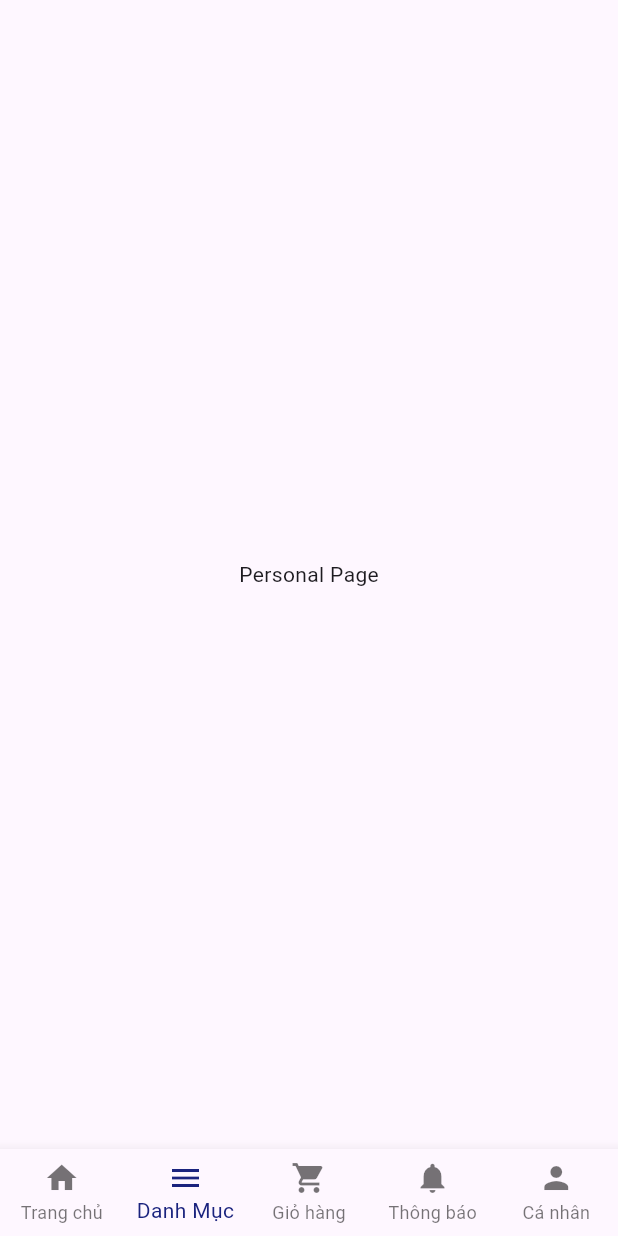
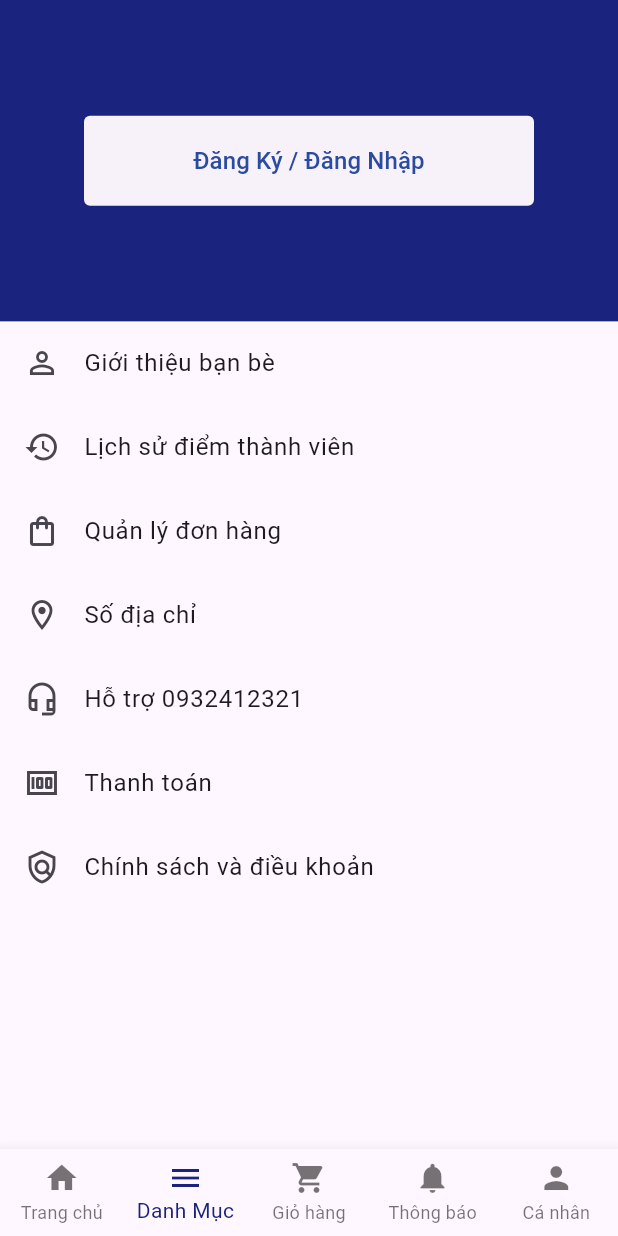
Before and after one commit to hie2907/flutter-app-technology, a Flutter app: the screen it shows after launch, item 2 of the bottom bar chosen, on a phone screen of 412 x 824 dp. Run offline on Flutter 3.47's test engine with Material 3 defaults, Android fonts, the light colour scheme and no system bars; drawn by our look-alikes of overlay_support; our stand-ins replace carousel_slider, dio, firebase_core, firebase_messaging, get; accounts and stored records are empty; network calls fail.

Commit message:
interface personal

```diff
--- a/lib/views/personal/personal_page.dart
+++ b/lib/views/personal/personal_page.dart
@@ -1,13 +1,85 @@
 import 'package:flutter/material.dart';
+import 'package:techonology_equipment/views/payments/personal_payment.dart';
+import 'package:techonology_equipment/views/personal/widgets/personal_menu_item.dart';
+import 'package:get/get.dart';
 
 class PersonalPage extends StatelessWidget {
   const PersonalPage({super.key});
 
   @override
   Widget build(BuildContext context) {
-    return const Scaffold(
-      body: Center(
-        child: Text('Personal Page'),
+    return Scaffold(
+      body: Column(
+        children: [
+          Container(
+            color: const Color(0xFF1a237e),
+            height: MediaQuery.of(context).size.height * 0.26,
+            width: double.infinity,
+            child: Center(
+              child: ElevatedButton(
+                onPressed: () {},
+                style: ElevatedButton.styleFrom(
+                  foregroundColor: const Color(0xFF2A4BA0),
+                  minimumSize: const Size(300, 60),
+                  shape: RoundedRectangleBorder(
+                    borderRadius: BorderRadius.circular(4),
+                  ),
+                  elevation: 0,
+                ),
+                child: const Text(
+                  'Đăng Ký / Đăng Nhập',
+                  style: TextStyle(
+                    fontSize: 16,
+                    fontWeight: FontWeight.w500,
+                  ),
+                ),
+              ),
+            ),
+          ),
+          Expanded(
+            child: ListView(
+              children: [
+                MenuItem(
+                  icon: Icons.person_outline,
+                  title: 'Giới thiệu bạn bè',
+                  onTap: () {},
+                ),
+                MenuItem(
+                  icon: Icons.history,
+                  title: 'Lịch sử điểm thành viên',
+                  onTap: () {},
+                ),
+                MenuItem(
+                  icon: Icons.shopping_bag_outlined,
+                  title: 'Quản lý đơn hàng',
+                  onTap: () {},
+                ),
+                MenuItem(
+                  icon: Icons.location_on_outlined,
+                  title: 'Số địa chỉ',
+                  onTap: () {},
+                ),
+                MenuItem(
+                  icon: Icons.headset_mic_outlined,
+                  title: 'Hỗ trợ 0932412321',
+                  onTap: () {},
+                ),
+                MenuItem(
+                  icon: Icons.money_outlined,
+                  title: 'Thanh toán',
+                  onTap: () {
+                    Get.to(() => const PersonalPayment());
+                  },
+                ),
+                MenuItem(
+                  icon: Icons.policy_outlined,
+                  title: 'Chính sách và điều khoản',
+                  onTap: () {},
+                ),
+              ],
+            ),
+          ),
+        ],
       ),
     );
   }
--- /dev/null
+++ b/lib/views/personal/widgets/personal_menu_item.dart
@@ -0,0 +1,24 @@
+import 'package:flutter/material.dart';
+
+class MenuItem extends StatelessWidget {
+  final IconData icon;
+  final String title;
+  final Function onTap;
+
+  const MenuItem(
+      {super.key,
+      required this.icon,
+      required this.title,
+      required this.onTap});
+
+  @override
+  Widget build(BuildContext context) {
+    return ListTile(
+      leading: Icon(icon),
+      title: Text(title),
+      onTap: () {
+        onTap();
+      },
+    );
+  }
+}
```
Also changed, not shown: lib/views/payments/personal_payment.dart (added, +17 -0 lines), lib/views/personal/test.dart (added, +153 -0 lines).
